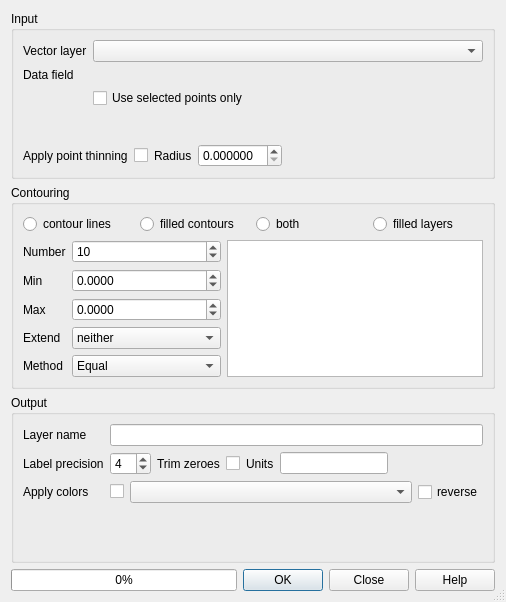
Before: the Qt Designer form contour/frmContour.ui in ccrook/QGIS-Contour-Plugin, drawn with Qt 5.
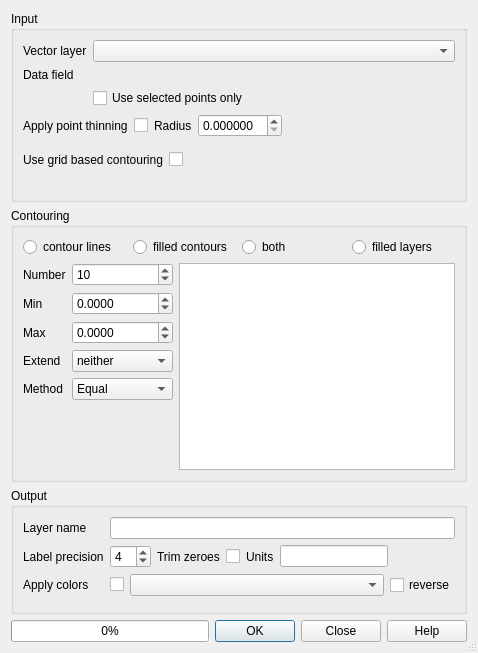
After: the same form once the commit is applied. Custom widgets are drawn as their Qt base class.

Commit message: Better handling of grids to try to avoid invalid polygon geometries from matplotlib

Patch:
```diff
--- a/contour/frmContour.ui
+++ b/contour/frmContour.ui
@@ -9,8 +9,8 @@
    <rect>
     <x>0</x>
     <y>0</y>
-    <width>506</width>
-    <height>602</height>
+    <width>478</width>
+    <height>653</height>
    </rect>
   </property>
   <property name="windowTitle">
@@ -19,74 +19,13 @@
   <property name="sizeGripEnabled">
    <bool>true</bool>
   </property>
-  <layout class="QGridLayout" name="gridLayout_3">
+  <layout class="QGridLayout" name="gridLayout_3" rowstretch="0,1,0,0">
    <item row="0" column="0" colspan="2">
     <widget class="QGroupBox" name="groupBox_2">
      <property name="title">
       <string>Input</string>
      </property>
-     <layout class="QGridLayout" name="gridLayout">
-      <item row="2" column="0">
-       <layout class="QHBoxLayout" name="horizontalLayout">
-        <item>
-         <widget class="QLabel" name="label_2">
-          <property name="text">
-           <string>Apply point thinning</string>
-          </property>
-          <property name="buddy">
-           <cstring>uThinPoints</cstring>
-          </property>
-         </widget>
-        </item>
-        <item>
-         <widget class="QCheckBox" name="uThinPoints">
-          <property name="text">
-           <string/>
-          </property>
-         </widget>
-        </item>
-        <item>
-         <widget class="QLabel" name="label_11">
-          <property name="text">
-           <string>Radius</string>
-          </property>
-          <property name="buddy">
-           <cstring>uThinRadius</cstring>
-          </property>
-         </widget>
-        </item>
-        <item>
-         <widget class="QDoubleSpinBox" name="uThinRadius">
-          <property name="decimals">
-           <number>6</number>
-          </property>
-          <property name="singleStep">
-           <double>0.000001000000000</double>
-          </property>
-         </widget>
-        </item>
-        <item>
-         <spacer name="horizontalSpacer">
-          <property name="orientation">
-           <enum>Qt::Horizontal</enum>
-          </property>
-          <property name="sizeHint" stdset="0">
-           <size>
-            <width>40</width>
-            <height>20</height>
-           </size>
-          </property>
-         </spacer>
-        </item>
-       </layout>
-      </item>
-      <item row="1" column="0">
-       <widget class="QLabel" name="uLayerDescription">
-        <property name="text">
-         <string/>
-        </property>
-       </widget>
-      </item>
+     <layout class="QGridLayout" name="gridLayout" rowstretch="0,0,0,0,0" rowminimumheight="0,0,0,0,0">
       <item row="0" column="0">
        <layout class="QFormLayout" name="formLayout_2">
         <property name="topMargin">
@@ -141,6 +80,107 @@
         </item>
        </layout>
       </item>
+      <item row="2" column="0">
+       <layout class="QHBoxLayout" name="horizontalLayout">
+        <item>
+         <widget class="QLabel" name="label_2">
+          <property name="text">
+           <string>Apply point thinning</string>
+          </property>
+          <property name="buddy">
+           <cstring>uThinPoints</cstring>
+          </property>
+         </widget>
+        </item>
+        <item>
+         <widget class="QCheckBox" name="uThinPoints">
+          <property name="text">
+           <string/>
+          </property>
+         </widget>
+        </item>
+        <item>
+         <widget class="QLabel" name="label_11">
+          <property name="text">
+           <string>Radius</string>
+          </property>
+          <property name="buddy">
+           <cstring>uThinRadius</cstring>
+          </property>
+         </widget>
+        </item>
+        <item>
+         <widget class="QDoubleSpinBox" name="uThinRadius">
+          <property name="decimals">
+           <number>6</number>
+          </property>
+          <property name="singleStep">
+           <double>0.000001000000000</double>
+          </property>
+         </widget>
+        </item>
+        <item>
+         <spacer name="horizontalSpacer">
+          <property name="orientation">
+           <enum>Qt::Horizontal</enum>
+          </property>
+          <property name="sizeHint" stdset="0">
+           <size>
+            <width>40</width>
+            <height>20</height>
+           </size>
+          </property>
+         </spacer>
+        </item>
+       </layout>
+      </item>
+      <item row="3" column="0">
+       <layout class="QHBoxLayout" name="horizontalLayout_3">
+        <property name="topMargin">
+         <number>7</number>
+        </property>
+        <item>
+         <widget class="QLabel" name="uUseGridLabel">
+          <property name="enabled">
+           <bool>true</bool>
+          </property>
+          <property name="text">
+           <string>Use grid based contouring</string>
+          </property>
+          <property name="buddy">
+           <cstring>uUseGrid</cstring>
+          </property>
+         </widget>
+        </item>
+        <item>
+         <widget class="QCheckBox" name="uUseGrid">
+          <property name="text">
+           <string/>
+          </property>
+         </widget>
+        </item>
+        <item>
+         <spacer name="horizontalSpacer_3">
+          <property name="orientation">
+           <enum>Qt::Horizontal</enum>
+          </property>
+          <property name="sizeHint" stdset="0">
+           <size>
+            <width>40</width>
+            <height>20</height>
+           </size>
+          </property>
+         </spacer>
+        </item>
+       </layout>
+      </item>
+      <item row="4" column="0">
+       <widget class="QLabel" name="uLayerDescription">
+        <property name="text">
+         <string/>
+        </property>
+       </widget>
+      </item>
      </layout>
     </widget>
    </item>
@@ -149,7 +189,7 @@
      <property name="title">
       <string>Contouring</string>
      </property>
-     <layout class="QGridLayout" name="gridLayout_2">
+     <layout class="QGridLayout" name="gridLayout_2" rowstretch="0,0,0,0,0,0,1" columnstretch="0,0,1">
       <item row="0" column="0" colspan="3">
        <layout class="QHBoxLayout" name="horizontalLayout_7">
         <item>
@@ -214,19 +254,6 @@
         </property>
        </widget>
       </item>
-      <item row="1" column="2" rowspan="5">
-       <widget class="QListWidget" name="uLevelsList">
-        <property name="sizePolicy">
-         <sizepolicy hsizetype="Preferred" vsizetype="Preferred">
-          <horstretch>0</horstretch>
-          <verstretch>0</verstretch>
-         </sizepolicy>
-        </property>
-        <property name="locale">
-         <locale language="C" country="AnyCountry"/>
-        </property>
-       </widget>
-      </item>
       <item row="2" column="0">
        <widget class="QLabel" name="label_5">
         <property name="text">
@@ -269,28 +296,6 @@
         </property>
        </widget>
       </item>
-      <item row="3" column="1">
-       <widget class="QDoubleSpinBox" name="uMaxContour">
-        <property name="sizePolicy">
-         <sizepolicy hsizetype="Expanding" vsizetype="Fixed">
-          <horstretch>0</horstretch>
-          <verstretch>0</verstretch>
-         </sizepolicy>
-        </property>
-        <property name="locale">
-         <locale language="C" country="AnyCountry"/>
-        </property>
-        <property name="decimals">
-         <number>4</number>
-        </property>
-        <property name="minimum">
-         <double>-999999999.000000000000000</double>
-        </property>
-        <property name="maximum">
-         <double>999999999.000000000000000</double>
-        </property>
-       </widget>
-      </item>
       <item row="4" column="0">
        <widget class="QLabel" name="label_10">
         <property name="text">
@@ -366,6 +371,54 @@
         </item>
        </widget>
       </item>
+      <item row="1" column="2" rowspan="6">
+       <widget class="QListWidget" name="uLevelsList">
+        <property name="sizePolicy">
+         <sizepolicy hsizetype="Preferred" vsizetype="Preferred">
+          <horstretch>0</horstretch>
+          <verstretch>0</verstretch>
+         </sizepolicy>
+        </property>
+        <property name="locale">
+         <locale language="C" country="AnyCountry"/>
+        </property>
+       </widget>
+      </item>
+      <item row="6" column="1">
+       <spacer name="verticalSpacer">
+        <property name="orientation">
+         <enum>Qt::Vertical</enum>
+        </property>
+        <property name="sizeHint" stdset="0">
+         <size>
+          <width>20</width>
+          <height>40</height>
+         </size>
+        </property>
+       </spacer>
+      </item>
+      <item row="3" column="1">
+       <widget class="QDoubleSpinBox" name="uMaxContour">
+        <property name="sizePolicy">
+         <sizepolicy hsizetype="Expanding" vsizetype="Fixed">
+          <horstretch>0</horstretch>
+          <verstretch>0</verstretch>
+         </sizepolicy>
+        </property>
+        <property name="locale">
+         <locale language="C" country="AnyCountry"/>
+        </property>
+        <property name="decimals">
+         <number>4</number>
+        </property>
+        <property name="minimum">
+         <double>-999999999.000000000000000</double>
+        </property>
+        <property name="maximum">
+         <double>999999999.000000000000000</double>
+        </property>
+       </widget>
+      </item>
      </layout>
     </widget>
    </item>
```
Left out of the diff: 3 changed lines with no effect on the pictures. The commit also changes 5 other files.
